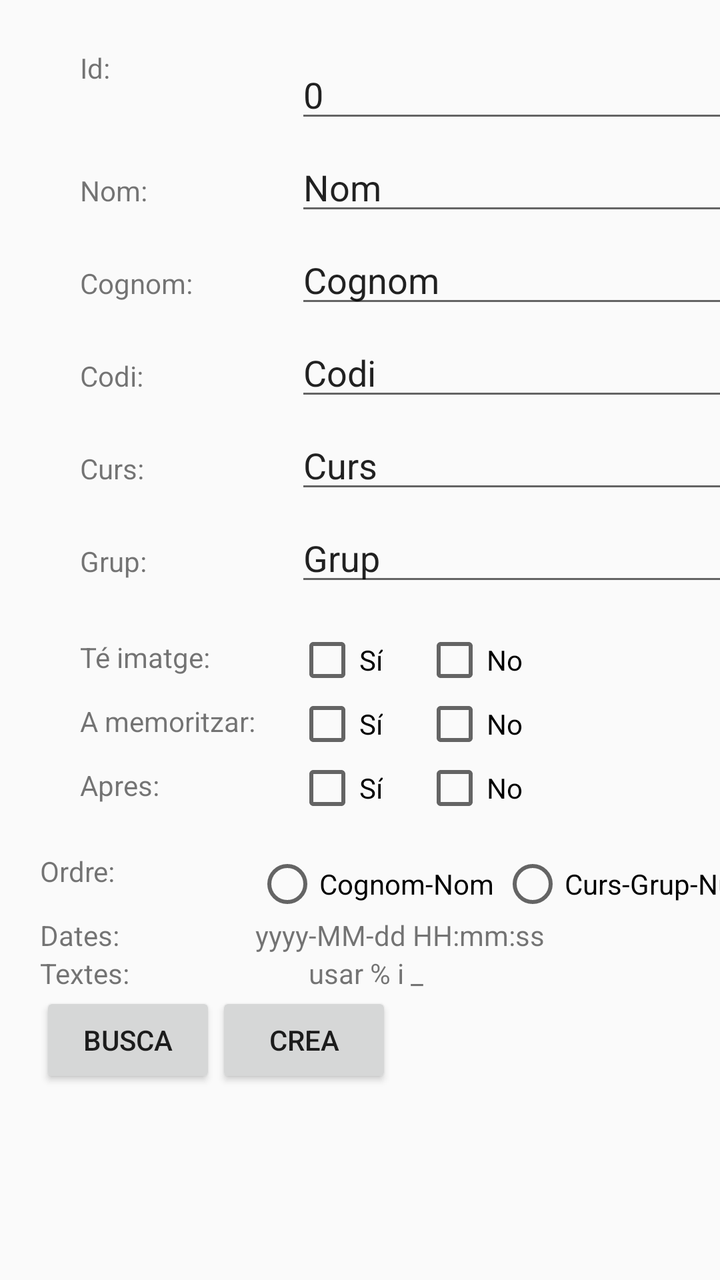
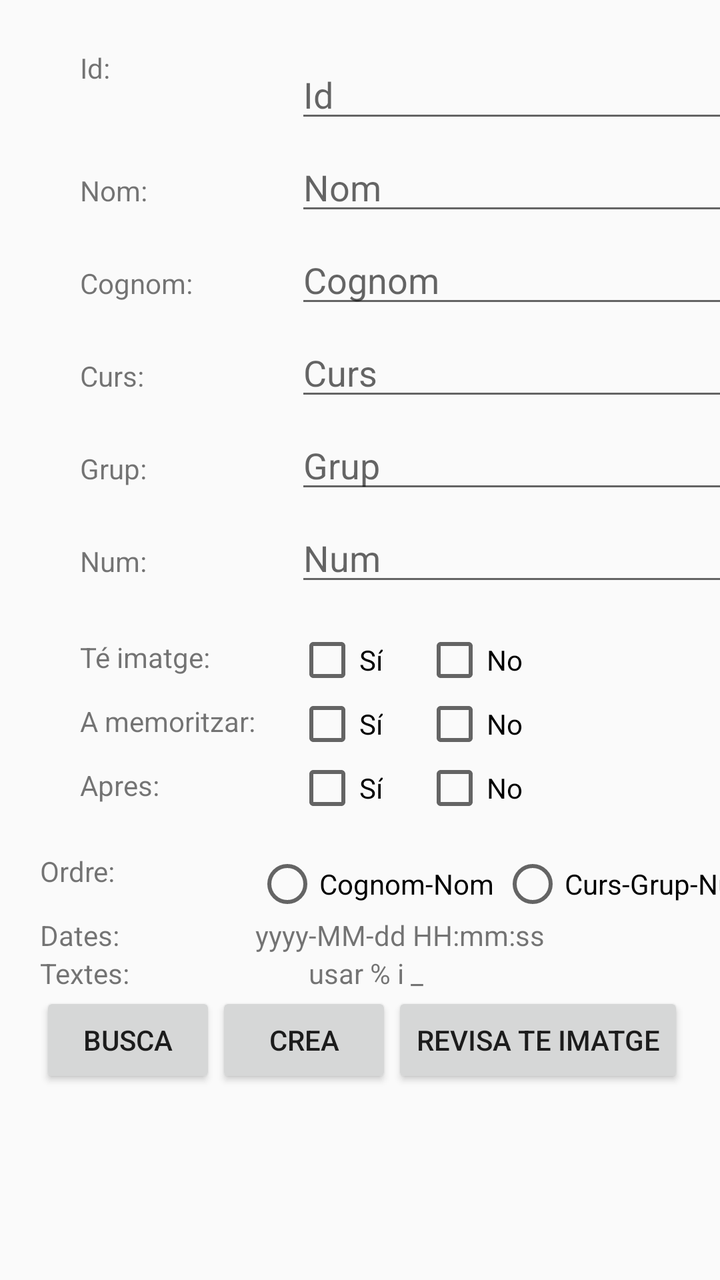

An Android layout rendered at two revisions. The XML below is the earlier revision; the diff shows what the commit changed to produce the second picture.
<!-- AndroidManifest.xml: application theme AppTheme -->
<!-- res/layout/activity_manteniment_sel.xml -->
<?xml version="1.0" encoding="utf-8"?>
<androidx.constraintlayout.widget.ConstraintLayout xmlns:android="http://schemas.android.com/apk/res/android"
    xmlns:app="http://schemas.android.com/apk/res-auto"
    xmlns:tools="http://schemas.android.com/tools"
    android:layout_width="match_parent"
    android:layout_height="match_parent"
    tools:context="com.gruixuts.geniuscares.act_manteniment_sel">

    <LinearLayout
        android:layout_width="match_parent"
        android:layout_height="match_parent"
        android:orientation="vertical">
        <TableLayout
            android:layout_marginTop="5dp"
            android:layout_marginLeft="20dp"
            android:layout_width="match_parent"
            android:layout_height="wrap_content">
            <TableRow
                android:layout_width="match_parent"
                android:layout_height="wrap_content">
                <TextView
                    android:layout_marginTop="5dp"
                    android:layout_marginLeft="20dp"
                    android:layout_width="wrap_content"
                    android:layout_height="wrap_content"
                    android:text="Id:"
                    android:textAppearance="@android:style/TextAppearance.Material.Small" />
                <EditText
                    android:id="@+id/edtMntId"
                    android:layout_marginTop="20dp"
                    android:layout_marginLeft="20dp"
                    android:layout_width="wrap_content"
                    android:layout_height="wrap_content"
                    app:layout_constraintEnd_toEndOf="parent"
                    android:text="0"
                    android:singleLine="true"
                    android:imeOptions="actionDone"
                    android:textAppearance="@android:style/TextAppearance.Material.Medium" />
            </TableRow>

            <TableRow
                android:layout_width="wrap_content"
                android:layout_height="wrap_content">

                <TextView
                    android:layout_width="wrap_content"
                    android:layout_height="wrap_content"
                    android:layout_marginLeft="20dp"
                    android:layout_marginTop="5dp"
                    android:text="Nom:"
                    android:textAppearance="@android:style/TextAppearance.Material.Small" />
                <EditText
                    android:id="@+id/edtMntNom"
                    android:layout_marginTop="5dp"
                    android:layout_marginLeft="20dp"
                    android:layout_width="wrap_content"
                    android:layout_height="wrap_content"
                    app:layout_constraintEnd_toEndOf="parent"
                    android:text="Nom"
                    android:singleLine="true"
                    android:imeOptions="actionDone"
                    android:textAppearance="@android:style/TextAppearance.Material.Medium" />
            </TableRow>
            <TableRow
                android:layout_width="wrap_content"
                android:layout_height="wrap_content">
                <TextView
                    android:layout_marginTop="5dp"
                    android:layout_marginLeft="20dp"
                    android:layout_width="wrap_content"
                    android:layout_height="wrap_content"
                    app:layout_constraintEnd_toEndOf="parent"
                    android:text="Cognom:"
                    android:textAppearance="@android:style/TextAppearance.Material.Small" />

                <EditText
                    android:id="@+id/edtMntCognom"
                    android:layout_width="wrap_content"
                    android:layout_height="wrap_content"
                    android:layout_marginLeft="20dp"
                    android:layout_marginTop="5dp"
                    android:text="Cognom"
                    android:singleLine="true"
                    android:imeOptions="actionDone"
                    android:textAppearance="@android:style/TextAppearance.Material.Medium" />
            </TableRow>
            <TableRow
                android:layout_width="wrap_content"
                android:layout_height="wrap_content">
                <TextView
                    android:layout_marginTop="5dp"
                    android:layout_marginLeft="20dp"
                    android:layout_width="wrap_content"
                    android:layout_height="wrap_content"
                    app:layout_constraintEnd_toEndOf="parent"
                    android:text="Codi:"
                    android:textAppearance="@android:style/TextAppearance.Material.Small" />

                <EditText
                    android:id="@+id/edtMntCodi"
                    android:layout_width="wrap_content"
                    android:layout_height="wrap_content"
                    android:layout_marginLeft="20dp"
                    android:layout_marginTop="5dp"
                    android:text="Codi"
                    android:singleLine="true"
                    android:imeOptions="actionDone"
                    android:textAppearance="@android:style/TextAppearance.Material.Medium" />
            </TableRow>
            <TableRow
                android:layout_width="wrap_content"
                android:layout_height="wrap_content">
                <TextView
                    android:layout_marginTop="5dp"
                    android:layout_marginLeft="20dp"
                    android:layout_width="wrap_content"
                    android:layout_height="wrap_content"
                    app:layout_constraintEnd_toEndOf="parent"
                    android:text="Curs:"
                    android:textAppearance="@android:style/TextAppearance.Material.Small" />

                <EditText
                    android:id="@+id/edtMntCurs"
                    android:layout_width="wrap_content"
                    android:layout_height="wrap_content"
                    android:layout_marginLeft="20dp"
                    android:layout_marginTop="5dp"
                    android:text="Curs"
                    android:singleLine="true"
                    android:imeOptions="actionDone"
                    android:textAppearance="@android:style/TextAppearance.Material.Medium" />
            </TableRow>
            <TableRow
                android:layout_width="wrap_content"
                android:layout_height="wrap_content">
                <TextView
                    android:layout_marginTop="5dp"
                    android:layout_marginLeft="20dp"
                    android:layout_width="wrap_content"
                    android:layout_height="wrap_content"
                    app:layout_constraintEnd_toEndOf="parent"
                    android:text="Grup:"
                    android:textAppearance="@android:style/TextAppearance.Material.Small" />

                <EditText
                    android:id="@+id/edtMntGrup"
                    android:layout_width="wrap_content"
                    android:layout_height="wrap_content"
                    android:layout_marginLeft="20dp"
                    android:layout_marginTop="5dp"
                    android:text="Grup"
                    android:singleLine="true"
                    android:imeOptions="actionDone"
                    android:textAppearance="@android:style/TextAppearance.Material.Medium" />
            </TableRow>
            <View
                android:layout_width="match_parent"
                android:layout_height="16dp" />
            <TableRow
                android:layout_width="wrap_content"
                android:layout_height="wrap_content">
                <TextView
                    android:layout_marginTop="5dp"
                    android:layout_marginLeft="20dp"
                    android:layout_width="wrap_content"
                    android:layout_height="wrap_content"
                    android:text="Té imatge:"
                    android:textAppearance="@android:style/TextAppearance.Material.Small" />
                <LinearLayout
                    android:orientation="horizontal">
                    <CheckBox
                        android:id="@+id/chkMntSiImatge"
                        android:layout_marginLeft="20dp"
                        android:layout_width="wrap_content"
                        android:layout_height="wrap_content"
                        android:checked="false"
                        android:text="Sí" />
                    <CheckBox
                        android:id="@+id/chkMntNoImatge"
                        android:layout_marginLeft="20dp"
                        android:layout_width="wrap_content"
                        android:layout_height="wrap_content"
                        android:checked="false"
                        android:text="No" />
                </LinearLayout>

            </TableRow>
            <TableRow
                android:layout_width="wrap_content"
                android:layout_height="wrap_content">
                <TextView
                    android:layout_marginTop="5dp"
                    android:layout_marginLeft="20dp"
                    android:layout_width="wrap_content"
                    android:layout_height="wrap_content"
                    android:text="A memoritzar:"
                    android:textAppearance="@android:style/TextAppearance.Material.Small" />
                <LinearLayout
                    android:orientation="horizontal">
                <CheckBox
                    android:id="@+id/chkMntSiAMem"
                    android:layout_marginLeft="20dp"
                    android:layout_width="wrap_content"
                    android:layout_height="wrap_content"
                    android:checked="false"
                    android:text="Sí" />
                <CheckBox
                    android:id="@+id/chkMntNoAMem"
                    android:layout_marginLeft="20dp"
                    android:layout_width="wrap_content"
                    android:layout_height="wrap_content"
                    android:checked="false"
                    android:text="No" />
                </LinearLayout>

            </TableRow>
            <TableRow
                android:layout_width="wrap_content"
                android:layout_height="wrap_content">
                <TextView
                    android:layout_marginTop="5dp"
                    android:layout_marginLeft="20dp"
                    android:layout_width="wrap_content"
                    android:layout_height="wrap_content"
                    android:text="Apres:"
                    android:textAppearance="@android:style/TextAppearance.Material.Small" />
                <LinearLayout
                    android:orientation="horizontal">
                    <CheckBox
                        android:id="@+id/chkMntSiApres"
                        android:layout_marginLeft="20dp"
                        android:layout_width="wrap_content"
                        android:layout_height="wrap_content"
                        android:checked="false"
                        android:text="Sí" />
                    <CheckBox
                        android:id="@+id/chkMntNoApres"
                        android:layout_marginLeft="20dp"
                        android:layout_width="wrap_content"
                        android:layout_height="wrap_content"
                        android:checked="false"
                        android:text="No" />
                </LinearLayout>

            </TableRow>
            <View
                android:layout_width="match_parent"
                android:layout_height="16dp" />
            <TableRow>
                <TextView
                    android:layout_width="wrap_content"
                    android:layout_height="wrap_content"
                    android:text="Ordre:"
                    android:textAppearance="@android:style/TextAppearance.Material.Small"/>
                <RadioGroup
                    android:id="@+id/grpOrdre"
                    android:layout_width="fill_parent"
                    android:layout_height="wrap_content"
                    android:orientation="horizontal">

                    <RadioButton
                        android:id="@+id/radCognom"
                        android:layout_width="wrap_content"
                        android:layout_height="wrap_content"
                        android:text="Cognom-Nom " />

                    <RadioButton
                        android:id="@+id/radCurs"
                        android:layout_width="wrap_content"
                        android:layout_height="wrap_content"
                        android:text="Curs-Grup-Num" />

                </RadioGroup>
            </TableRow>
            <TableRow>
                <TextView
                    android:layout_width="wrap_content"
                    android:layout_height="wrap_content"
                    android:text="Dates:"
                    android:textAppearance="@android:style/TextAppearance.Material.Small"/>
                <TextView
                    android:layout_width="wrap_content"
                    android:layout_height="wrap_content"
                    android:text="yyyy-MM-dd HH:mm:ss"
                    android:textAppearance="@android:style/TextAppearance.Material.Small"/>
            </TableRow>
            <TableRow>
                <TextView
                    android:layout_width="wrap_content"
                    android:layout_height="wrap_content"
                    android:text="Textes:"
                    android:textAppearance="@android:style/TextAppearance.Material.Small"/>
                <TextView
                    android:layout_width="wrap_content"
                    android:layout_height="wrap_content"
                    android:text="        usar % i _"
                    android:textAppearance="@android:style/TextAppearance.Material.Small"/>
            </TableRow>


        </TableLayout>
        <LinearLayout
            android:layout_width="wrap_content"
            android:layout_height="wrap_content"
            android:layout_marginLeft="20dp"
            android:orientation="horizontal">
        <Button
            android:layout_width="wrap_content"
            android:layout_height="wrap_content"
            android:onClick="MntBusca"
            android:text="Busca"/>
            <Button
                android:layout_width="wrap_content"
                android:layout_height="wrap_content"
                android:onClick="MntCrea"
                android:text="Crea"/>
        </LinearLayout>

    </LinearLayout>


</androidx.constraintlayout.widget.ConstraintLayout>
<!-- resources referenced by this layout -->
<resources>
  <style name="AppTheme" parent="Theme.AppCompat.Light.DarkActionBar">
          
          <item name="colorPrimary">@color/colorPrimary</item>
          <item name="colorPrimaryDark">@color/colorPrimaryDark</item>
          <item name="colorAccent">@color/colorAccent</item>
      </style>
  <color name="colorPrimary">#3F51B5</color>
  <color name="colorPrimaryDark">#303F9F</color>
  <color name="colorAccent">#FF4081</color>
</resources>

<!-- the commit's change to res/layout/activity_manteniment_sel.xml (unified diff, before → after) -->
@@ -32,7 +32,7 @@
                     android:layout_width="wrap_content"
                     android:layout_height="wrap_content"
                     app:layout_constraintEnd_toEndOf="parent"
-                    android:text="0"
+                    android:hint="Id"
                     android:singleLine="true"
                     android:imeOptions="actionDone"
                     android:textAppearance="@android:style/TextAppearance.Material.Medium" />
@@ -56,7 +56,7 @@
                     android:layout_width="wrap_content"
                     android:layout_height="wrap_content"
                     app:layout_constraintEnd_toEndOf="parent"
-                    android:text="Nom"
+                    android:hint="Nom"
                     android:singleLine="true"
                     android:imeOptions="actionDone"
                     android:textAppearance="@android:style/TextAppearance.Material.Medium" />
@@ -79,30 +79,7 @@
                     android:layout_height="wrap_content"
                     android:layout_marginLeft="20dp"
                     android:layout_marginTop="5dp"
-                    android:text="Cognom"
-                    android:singleLine="true"
-                    android:imeOptions="actionDone"
-                    android:textAppearance="@android:style/TextAppearance.Material.Medium" />
-            </TableRow>
-            <TableRow
-                android:layout_width="wrap_content"
-                android:layout_height="wrap_content">
-                <TextView
-                    android:layout_marginTop="5dp"
-                    android:layout_marginLeft="20dp"
-                    android:layout_width="wrap_content"
-                    android:layout_height="wrap_content"
-                    app:layout_constraintEnd_toEndOf="parent"
-                    android:text="Codi:"
-                    android:textAppearance="@android:style/TextAppearance.Material.Small" />
-
-                <EditText
-                    android:id="@+id/edtMntCodi"
-                    android:layout_width="wrap_content"
-                    android:layout_height="wrap_content"
-                    android:layout_marginLeft="20dp"
-                    android:layout_marginTop="5dp"
-                    android:text="Codi"
+                    android:hint="Cognom"
                     android:singleLine="true"
                     android:imeOptions="actionDone"
                     android:textAppearance="@android:style/TextAppearance.Material.Medium" />
@@ -125,7 +102,7 @@
                     android:layout_height="wrap_content"
                     android:layout_marginLeft="20dp"
                     android:layout_marginTop="5dp"
-                    android:text="Curs"
+                    android:hint="Curs"
                     android:singleLine="true"
                     android:imeOptions="actionDone"
                     android:textAppearance="@android:style/TextAppearance.Material.Medium" />
@@ -148,7 +125,30 @@
                     android:layout_height="wrap_content"
                     android:layout_marginLeft="20dp"
                     android:layout_marginTop="5dp"
-                    android:text="Grup"
+                    android:hint="Grup"
+                    android:singleLine="true"
+                    android:imeOptions="actionDone"
+                    android:textAppearance="@android:style/TextAppearance.Material.Medium" />
+            </TableRow>
+            <TableRow
+                android:layout_width="wrap_content"
+                android:layout_height="wrap_content">
+                <TextView
+                    android:layout_marginTop="5dp"
+                    android:layout_marginLeft="20dp"
+                    android:layout_width="wrap_content"
+                    android:layout_height="wrap_content"
+                    app:layout_constraintEnd_toEndOf="parent"
+                    android:text="Num:"
+                    android:textAppearance="@android:style/TextAppearance.Material.Small" />
+
+                <EditText
+                    android:id="@+id/edtMntNum"
+                    android:layout_width="wrap_content"
+                    android:layout_height="wrap_content"
+                    android:layout_marginLeft="20dp"
+                    android:layout_marginTop="5dp"
+                    android:hint="Num"
                     android:singleLine="true"
                     android:imeOptions="actionDone"
                     android:textAppearance="@android:style/TextAppearance.Material.Medium" />
@@ -304,16 +304,21 @@
             android:layout_height="wrap_content"
             android:layout_marginLeft="20dp"
             android:orientation="horizontal">
-        <Button
-            android:layout_width="wrap_content"
-            android:layout_height="wrap_content"
-            android:onClick="MntBusca"
-            android:text="Busca"/>
+            <Button
+                android:layout_width="wrap_content"
+                android:layout_height="wrap_content"
+                android:onClick="MntBusca"
+                android:text="Busca"/>
             <Button
                 android:layout_width="wrap_content"
                 android:layout_height="wrap_content"
                 android:onClick="MntCrea"
                 android:text="Crea"/>
+            <Button
+                android:layout_width="wrap_content"
+                android:layout_height="wrap_content"
+                android:onClick="MntRevisaTeImatge"
+                android:text="Revisa Te Imatge"/>
         </LinearLayout>
 
     </LinearLayout>
